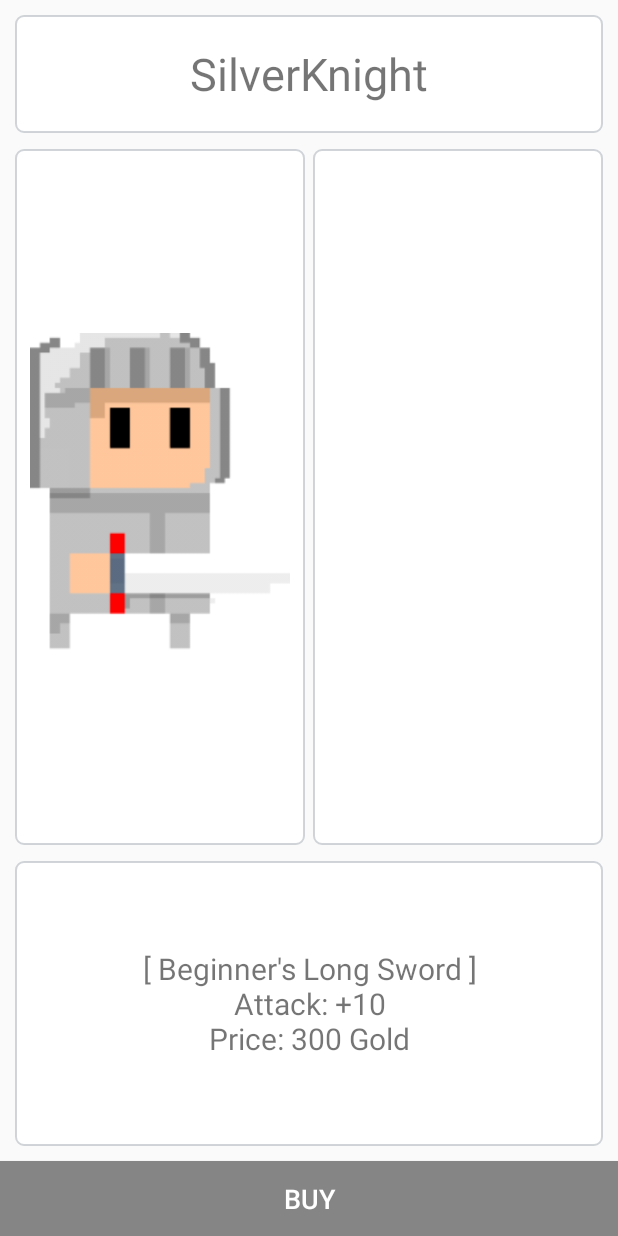
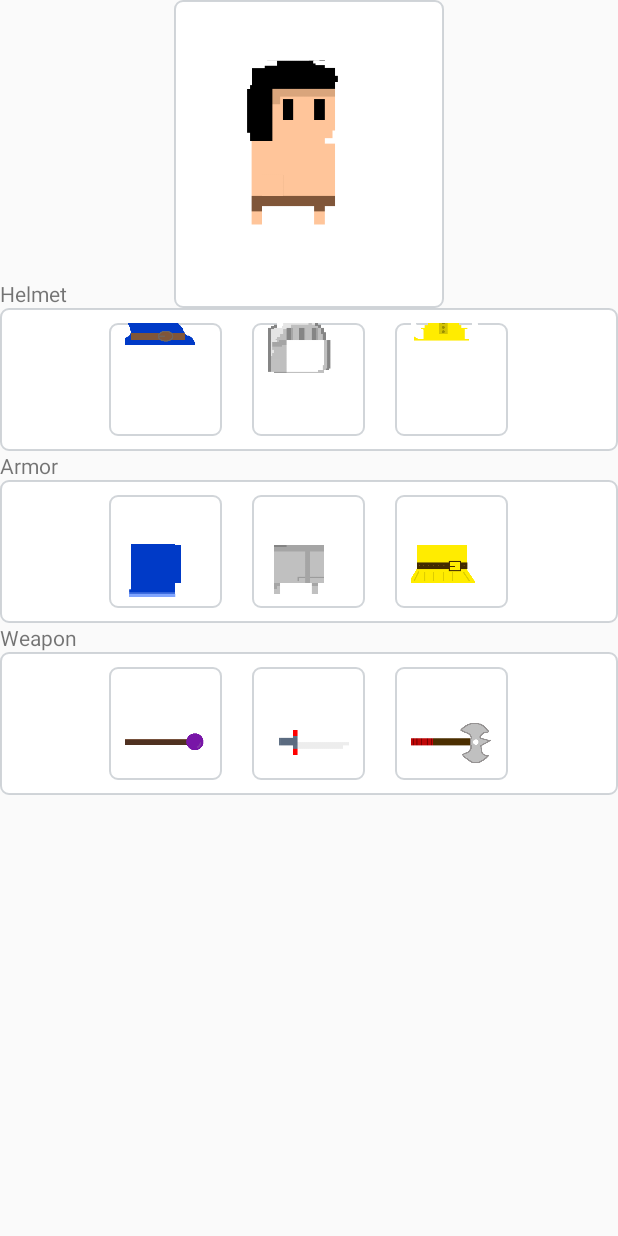
Before and after one commit to mikias/Fiteval, an Android app: the layout fragment_shop.xml on its own in the app's theme, with its tools: preview values and no code run, on a phone screen of 412 x 824 dp. Run offline under Robolectric (Android 15) with nearby library versions, the phone set to English and light mode, and no system bars.

Commit message:
reverted shops

```diff
--- a/mobile/src/main/java/com/fiteval/model/Knight.java
+++ b/mobile/src/main/java/com/fiteval/model/Knight.java
@@ -1,7 +1,8 @@
 package com.fiteval.model;
 
+import java.util.ArrayList;
+
 import static com.fiteval.model.InvSlots.ARMOR;
-import static com.fiteval.model.InvSlots.BOOTS;
 import static com.fiteval.model.InvSlots.HELMET;
 import static com.fiteval.model.InvSlots.WEAPON;
 
@@ -22,6 +23,10 @@ public class Knight implements Inventory.InventoryListener {
     private Equipment mBoots;
 
     private boolean mInit;
+
+    public Knight() {
+        new Knight(2000, 10000, new Inventory(new ArrayList<Equipment>()));
+    }
 
     public Knight(int gold, long exp, Inventory inv){
         mGold = gold;
@@ -73,9 +78,6 @@ public class Knight implements Inventory.InventoryListener {
             case WEAPON:
                 mWeapon = item;
                 break;
-            case BOOTS:
-                mBoots = item;
-                break;
         }
     }
 
--- a/mobile/src/main/java/com/fiteval/ui/activity/MainActivity.java
+++ b/mobile/src/main/java/com/fiteval/ui/activity/MainActivity.java
@@ -21,6 +21,7 @@ import com.fiteval.R;
 import com.fiteval.controller.HeartReader;
 import com.fiteval.model.Equipment;
 import com.fiteval.model.InvSlots;
+import com.fiteval.model.Inventory;
 import com.fiteval.model.Knight;
 import com.fiteval.ui.dialog.SimpleAlertDialog;
 import com.fiteval.ui.fragment.LeaderboardFragment;
@@ -75,26 +76,15 @@ public class MainActivity extends AppCompatActivity implements View.OnClickListe
         //TODO: check if a knight save exists or if the user exists and pull the info
         knight = new Knight();
         loadItems();
-
-        heartBeatTextView = (TextView) findViewById(R.id.heartbeatTextView);
     }
 
-    //handles heart reading
-    private Handler handler = new Handler() {
-        @Override
-        public void handleMessage(Message msg) {
-            // message from API client! message from wear! The contents is the heartbeat.
-            if(heartBeatTextView!=null)
-                heartBeatTextView.setText(Integer.toString(msg.what));
-        }
-    };
 
     //handles heart reading
     @Override
     protected void onResume() {
         super.onResume();
         // register our handler with the HeartReader. This ensures we get messages whenever the service receives something.
-        HeartReader.setHandler(handler);
+        //HeartReader.setHandler(handler);
     }
 
     //handles heart reading
--- a/mobile/src/main/res/layout/fragment_shop.xml
+++ b/mobile/src/main/res/layout/fragment_shop.xml
@@ -4,93 +4,221 @@
     android:layout_height="match_parent"
     tools:context="com.fiteval.ui.fragment.ShopFragment">
 
-    <LinearLayout
-        android:layout_width="match_parent"
-        android:layout_height="match_parent"
-        android:layout_above="@+id/fragment_shop_btn"
-        android:layout_margin="10dp"
-        android:orientation="vertical">
+    <!--HELMETS-->
+    <TextView
+        android:layout_width="wrap_content"
+        android:layout_height="wrap_content"
+        android:text="Helmet"
+        android:layout_above="@+id/layout_helmet"
+        android:layout_alignParentLeft="true"
+        android:layout_alignParentStart="true"
+        android:id="@+id/tv_helmet"
+        tools:ignore="HardcodedText"/>
 
     <LinearLayout
-            android:id="@+id/fragment_shop_layout_top"
-            android:layout_width="match_parent"
-            android:layout_height="match_parent"
-            android:layout_marginBottom="5dp"
-            android:layout_weight="1.2"
+        android:id="@+id/layout_helmet"
+        android:layout_width="wrap_content"
+        android:layout_height="wrap_content"
         android:background="@drawable/solid_white_rounded_corner"
-            android:orientation="horizontal">
+        android:layout_below="@+id/layout_avatar"
+        android:layout_alignParentLeft="true"
+        android:layout_alignParentStart="true"
+        android:gravity="center"
+        android:layout_alignParentRight="true"
+        android:layout_alignParentEnd="true">
 
-            <TextView
-                android:layout_width="match_parent"
-                android:layout_height="match_parent"
-                android:id="@+id/fragment_shop_nickname"
-                android:gravity="center"
-                android:text="SilverKnight"
-                android:textSize="@dimen/activity_main_text_size" />
+        <ImageView
+            android:id="@+id/iv_wizard_hat"
+            android:layout_width="75dp"
+            android:layout_height="75dp"
+            android:layout_margin="10dp"
+            android:background="@drawable/solid_white_rounded_corner"
+
+            android:layout_marginLeft="10dp"
+            android:src="@drawable/wizard_hat"
+            tools:ignore="ContentDescription,RtlHardcoded"/>
+        <ImageView
+            android:id="@+id/iv_steel_helm"
+            android:layout_width="75dp"
+            android:layout_height="75dp"
+            android:layout_margin="10dp"
+            android:background="@drawable/solid_white_rounded_corner"
+            android:layout_marginLeft="10dp"
+            android:src="@drawable/steel_helm"
+            tools:ignore="RtlHardcoded"/>
+        <ImageView
+            android:id="@+id/iv_viking_helmet"
+            android:layout_width="75dp"
+            android:layout_height="75dp"
+            android:layout_margin="10dp"
+            android:background="@drawable/solid_white_rounded_corner"
+            android:layout_marginLeft="10dp"
+            android:src="@drawable/viking_helmet"
+            tools:ignore="RtlHardcoded"/>
     </LinearLayout>
 
-        <LinearLayout
-            android:id="@+id/fragment_shop_layout_center"
-            android:layout_width="match_parent"
-            android:layout_height="match_parent"
-            android:layout_marginBottom="5dp"
-            android:layout_marginTop="5dp"
-            android:layout_weight="0.5"
-            android:orientation="horizontal"
-            android:weightSum="2">
+
+    <!--ARMOR-->
+    <TextView
+        android:layout_width="wrap_content"
+        android:layout_height="wrap_content"
+        android:text="Armor"
+        android:layout_below="@id/layout_helmet"
+        android:layout_alignParentLeft="true"
+        android:layout_alignParentStart="true"
+        android:id="@+id/tv_armor"
+        tools:ignore="HardcodedText"/>
 
     <LinearLayout
-                android:layout_width="match_parent"
-                android:layout_height="match_parent"
-                android:layout_marginRight="2.5dp"
-                android:layout_weight="1"
-                android:background="@drawable/solid_white_rounded_corner">
+        android:id="@+id/layout_armor"
+        android:layout_width="wrap_content"
+        android:layout_height="wrap_content"
+        android:background="@drawable/solid_white_rounded_corner"
+        android:layout_below="@+id/tv_armor"
+        android:layout_alignParentLeft="true"
+        android:layout_alignParentStart="true"
+        android:gravity="center"
+        android:layout_alignParentRight="true"
+        android:layout_alignParentEnd="true">
 
         <ImageView
-                    android:id="@+id/fragment_shop_avatar"
-                    android:layout_width="match_parent"
-                    android:layout_height="match_parent"
+            android:id="@+id/iv_wizard_cloak"
+            android:layout_width="75dp"
+            android:layout_height="75dp"
             android:layout_margin="10dp"
-                    android:src="@drawable/knight" />
+            android:background="@drawable/solid_white_rounded_corner"
+            android:layout_marginLeft="10dp"
+            android:src="@drawable/wizard_cloak"
+            tools:ignore="RtlHardcoded"/>
+        <ImageView
+            android:id="@+id/iv_steelplate"
+            android:layout_width="75dp"
+            android:layout_height="75dp"
+            android:layout_margin="10dp"
+            android:background="@drawable/solid_white_rounded_corner"
+            android:layout_marginLeft="10dp"
+            android:src="@drawable/steelplate_body"
+            tools:ignore="RtlHardcoded"/>
+        <ImageView
+            android:id="@+id/iv_viking_armor"
+            android:layout_width="75dp"
+            android:layout_height="75dp"
+            android:layout_margin="10dp"
+            android:background="@drawable/solid_white_rounded_corner"
+            android:layout_marginLeft="10dp"
+            android:src="@drawable/viking_armor"
+            tools:ignore="RtlHardcoded"/>
     </LinearLayout>
 
+
+    <!--WEAPONS-->
+    <TextView
+        android:layout_width="wrap_content"
+        android:layout_height="wrap_content"
+        android:text="Weapon"
+        android:layout_below="@id/layout_armor"
+        android:layout_alignParentLeft="true"
+        android:layout_alignParentStart="true"
+        android:id="@+id/tv_weapon"
+        tools:ignore="HardcodedText"/>
+
     <LinearLayout
-                android:layout_width="match_parent"
-                android:layout_height="match_parent"
-                android:layout_marginLeft="2.5dp"
-                android:layout_weight="1"
-                android:background="@drawable/solid_white_rounded_corner">
+        android:id="@+id/layout_weapon"
+        android:layout_width="wrap_content"
+        android:layout_height="wrap_content"
+        android:background="@drawable/solid_white_rounded_corner"
+        android:layout_below="@+id/tv_weapon"
+        android:layout_alignParentLeft="true"
+        android:layout_alignParentStart="true"
+        android:gravity="center"
+        android:layout_alignParentRight="true"
+        android:layout_alignParentEnd="true">
 
-                <GridView
-                    android:layout_width="match_parent"
-                    android:layout_height="match_parent"></GridView>
-            </LinearLayout>
+        <ImageView
+            android:id="@+id/iv_oakstaff"
+            android:layout_width="75dp"
+            android:layout_height="75dp"
+            android:layout_margin="10dp"
+            android:background="@drawable/solid_white_rounded_corner"
+            android:layout_marginLeft="10dp"
+            android:src="@drawable/oakstaff"
+            tools:ignore="RtlHardcoded"/>
+
+        <ImageView
+            android:id="@+id/iv_sword"
+            android:layout_width="75dp"
+            android:layout_height="75dp"
+            android:layout_margin="10dp"
+            android:layout_marginLeft="10dp"
+            android:background="@drawable/solid_white_rounded_corner"
+            android:src="@drawable/sword"
+            tools:ignore="RtlHardcoded"/>
+        <ImageView
+            android:id="@+id/iv_battle_axe"
+            android:layout_width="75dp"
+            android:layout_height="75dp"
+            android:layout_margin="10dp"
+            android:background="@drawable/solid_white_rounded_corner"
+            android:layout_marginLeft="10dp"
+            android:src="@drawable/battle_axe"
+            tools:ignore="RtlHardcoded"/>
     </LinearLayout>
 
-        <LinearLayout
-            android:id="@+id/fragment_shop_layout_bottom"
-            android:layout_width="match_parent"
-            android:layout_height="match_parent"
-            android:layout_marginTop="5dp"
-            android:layout_weight="1"
+
+    <!--Main Avatar-->
+    <RelativeLayout
+        android:id="@+id/layout_avatar"
+        android:layout_width="wrap_content"
+        android:layout_height="wrap_content"
         android:background="@drawable/solid_white_rounded_corner"
-            android:orientation="horizontal">
+        android:layout_alignParentTop="true"
+        android:layout_centerHorizontal="true">
 
-            <TextView
-                android:id="@+id/fragment_shop_item_info"
-                android:layout_width="match_parent"
-                android:layout_height="match_parent"
-                android:gravity="center"
-                android:text="[ Beginner's Long Sword ]\nAttack: +10\nPrice: 300 Gold"
-                android:textSize="20dp" />
-        </LinearLayout>
-    </LinearLayout>
+        <ImageView
+            android:id="@+id/iv_avatar"
+            android:layout_width="100dp"
+            android:layout_height="125dp"
+            android:layout_margin="40dp"
+            android:layout_marginLeft="10dp"
+            android:src="@drawable/nude_male"
+            tools:ignore="RtlHardcoded"/>
 
-    <Button
-        android:id="@+id/fragment_shop_btn"
-        style="@style/bottom_button_style"
-        android:layout_width="match_parent"
-        android:layout_height="50dp"
-        android:layout_alignParentBottom="true"
-        android:text="BUY" />
+        <ImageView
+            android:id="@+id/hand_helmet"
+            android:layout_width="100dp"
+            android:layout_height="125dp"
+            android:src="@drawable/hand"
+            android:layout_alignTop="@+id/iv_avatar"
+            android:layout_alignLeft="@+id/iv_avatar"
+            android:layout_alignStart="@+id/iv_avatar"/>
+
+        <ImageView
+            android:id="@+id/hand_armor"
+            android:layout_width="100dp"
+            android:layout_height="125dp"
+            android:src="@drawable/hand"
+            android:layout_alignTop="@+id/iv_avatar"
+            android:layout_alignLeft="@+id/iv_avatar"
+            android:layout_alignStart="@+id/iv_avatar"/>
+
+        <ImageView
+            android:id="@+id/hand_weapon"
+            android:layout_width="100dp"
+            android:layout_height="125dp"
+            android:src="@drawable/hand"
+            android:layout_alignTop="@+id/iv_avatar"
+            android:layout_alignLeft="@+id/iv_avatar"
+            android:layout_alignStart="@+id/iv_avatar"/>
+
+        <ImageView
+            android:id="@+id/hand_on"
+            android:layout_width="100dp"
+            android:layout_height="125dp"
+            android:src="@drawable/hand"
+            android:layout_alignTop="@+id/iv_avatar"
+            android:layout_alignLeft="@+id/iv_avatar"
+            android:layout_alignStart="@+id/iv_avatar"/>
+
     </RelativeLayout>
+
+</RelativeLayout>
```
Lines whose indentation alone changed are shown as unchanged.
